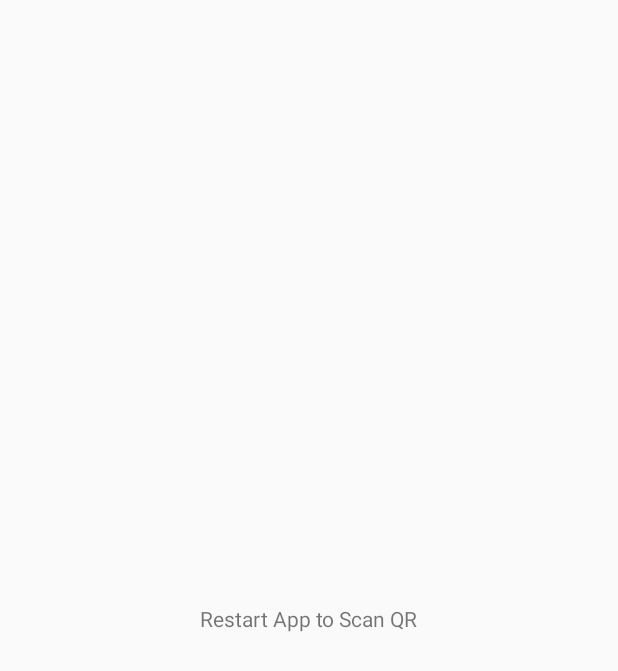
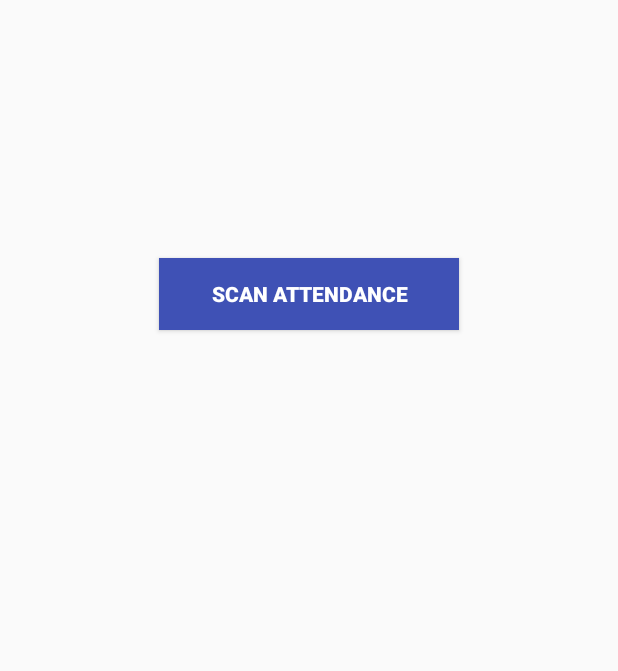
Before and after one commit to yogeshKorkePodar/Yes-Ma-am, an Android app: the screen it shows after launch (MainActivity), on a phone screen of 412 x 824 dp. Before the commit the part shown is almost empty. Shown: the top 671 px of the screen. Run offline under Robolectric (Android 15) with nearby library versions, the phone set to English and light mode, and no system bars.

Commit message:
Initial commit

```diff
--- a/app/src/main/java/com/podar/yesmaam/MainActivity.java
+++ b/app/src/main/java/com/podar/yesmaam/MainActivity.java
@@ -5,21 +5,41 @@ import android.app.AlertDialog;
 import android.content.ActivityNotFoundException;
 import android.content.DialogInterface;
 import android.content.Intent;
+import android.media.AudioManager;
+import android.media.MediaPlayer;
+import android.media.ToneGenerator;
 import android.net.Uri;
 import android.support.v7.app.AppCompatActivity;
 import android.os.Bundle;
 import android.util.Log;
 import android.view.View;
+import android.widget.Toast;
+
+import com.android.volley.Request;
+import com.android.volley.Response;
+import com.android.volley.VolleyError;
+import com.android.volley.VolleyLog;
+import com.android.volley.toolbox.JsonObjectRequest;
+
+import org.json.JSONException;
+import org.json.JSONObject;
 
 public class MainActivity extends Activity {
+    public static Intent intent;
+    private String url = "http://www.betweenus.in/PODARAPP/PodarApp.svc/QrCodeVerificationDetails";
+    public static String client_ID, student_ID, student_name;
     static final String ACTION_SCAN = "com.google.zxing.client.android.SCAN";
+    public static ToneGenerator toneG;
     @Override
     protected void onCreate(Bundle savedInstanceState) {
         super.onCreate(savedInstanceState);
         setContentView(R.layout.activity_main);
 
+        toneG = new ToneGenerator(AudioManager.STREAM_ALARM, 100);
+
+
         try {
-            Intent intent = new Intent(ACTION_SCAN);
+            intent = new Intent(ACTION_SCAN);
             intent.putExtra("SCAN_MODE", "QR_CODE_MODE");
             startActivityForResult(intent, 0);
         } catch (ActivityNotFoundException anfe) {
@@ -62,53 +82,85 @@ public class MainActivity extends Activity {
         if (requestCode == 0) {
             if (resultCode == this.RESULT_OK) {
                 String contents = intent.getStringExtra("SCAN_RESULT");
-                String format = intent.getStringExtra("SCAN_RESULT_FORMAT");
-                Log.d("<<content", contents);
-              /*
-                String []data=contents.split("#");
-                Log.d("Data", data.toString());
-                Log.d("Data length", String.valueOf(data.length));
-                b_title=data[0];
-                Log.d("content", b_title);
-                b_services=data[1];
-                Log.d("content", b_services);
-                post =data[2];
-                Log.d("content", post);
-                _id=data[3];
-                Log.d("content", _id);
-                mobile_no=data[4];
-                Log.d("content", mobile_no);
-                email =data[5];
-                Log.d("content", email);
-                website=data[6];
-                Log.d("content", website);
-                address=data[7];
-                Log.d("content", address);*/
+                Log.d("<<QR content", contents);
 
-               /* if(b_title.isEmpty()==true || b_services.isEmpty()==true || post.isEmpty()==true || _id.isEmpty()==true ||
-                        mobile_no.isEmpty()==true || email.isEmpty()==true || website.isEmpty()==true || address.isEmpty()==true){
-                    Toast toast=Toast.makeText(getActivity().getBaseContext(), "Invalid QR code!", Toast.LENGTH_LONG);
-                    toast.setGravity(Gravity.CENTER,0, 0);
-                    toast.show();
+                String [] data=contents.split("\\|");
+
+                client_ID = data[0];
+                Log.d("<< client_ID", client_ID);
+                student_ID = data[1];
+                Log.d("student_ID", student_ID);
+                student_name =data[2];
+                Log.d("student_name", student_name);
+
+                try{
+                    JSONObject parameters = new JSONObject();
+                    parameters.put("sch_Id",client_ID);
+                    parameters.put("Stu_id",student_ID);
+
+                    makeJsonObjectRequest(parameters);
+
+                }catch (JSONException e){
+                    Log.d("<< JSONException", e.toString());
                 }
-                else{
-                    db=getActivity().openOrCreateDatabase("CARD_DB", Context.MODE_PRIVATE, null);
-                    db.execSQL("CREATE TABLE IF NOT EXISTS cards(b_title VARCHAR,b_services VARCHAR, post VARCHAR, _id VARCHAR, mobile_no VARCHAR, email VARCHAR, website VARCHAR, address VARCHAR);");
-                    db.execSQL("INSERT INTO cards VALUES('"+b_title+"','"+b_services+
-                            "','"+post+"','"+_id+
-                            "','"+mobile_no+"','"+email+
-                            "','"+website+"','"+address+"');");
-                    Log.d("card receive","card store in database");
-
-                    Toast toast = Toast.makeText(getActivity().getBaseContext(),"Profile card received successfully!", Toast.LENGTH_LONG);
-                    toast.setGravity(Gravity.CENTER, 0, 0);
-                    toast.show();
-
-                }*/
 
 
             }
 
         }
     }
+
+    private void makeJsonObjectRequest(JSONObject parameters) {
+
+
+        JsonObjectRequest jsonObjReq = new JsonObjectRequest(Request.Method.POST,
+                url, parameters, new Response.Listener<JSONObject>() {
+
+
+
+            @Override
+            public void onResponse(JSONObject response) {
+                Log.d("<< onResponse", response.toString());
+
+                try {
+                    // Parsing json object response
+                    // response will be a json object
+
+                    String status_code = response.getString("Status");
+                    Log.d("status_code", status_code);
+
+                    String status_message = response.getString("StatusMsg");
+                    Log.d("status_message", status_message);
+
+                    if(status_code.equalsIgnoreCase("1")){
+                        MediaPlayer mp = MediaPlayer.create(getApplicationContext(), R.raw.thankyou);
+                        mp.start();
+
+                        startActivityForResult(intent, 0);
+                    }
+
+
+                } catch (JSONException e) {
+                    e.printStackTrace();
+                    Toast.makeText(getApplicationContext(),
+                            "Error: " + e.getMessage(),
+                            Toast.LENGTH_LONG).show();
+                }
+
+            }
+        }, new Response.ErrorListener() {
+
+            @Override
+            public void onErrorResponse(VolleyError error) {
+                VolleyLog.d("<< onErrorResponse", "Error: " + error.getMessage());
+                Toast.makeText(getApplicationContext(),
+                        error.getMessage(), Toast.LENGTH_SHORT).show();
+                // hide the progress dialog
+
+            }
+        });
+
+        // Adding request to request queue
+        AppController.getInstance().addToRequestQueue(jsonObjReq);
+    }
 }
--- a/app/src/main/res/layout/activity_main.xml
+++ b/app/src/main/res/layout/activity_main.xml
@@ -1,5 +1,5 @@
 <?xml version="1.0" encoding="utf-8"?>
-<android.support.constraint.ConstraintLayout xmlns:android="http://schemas.android.com/apk/res/android"
+<RelativeLayout xmlns:android="http://schemas.android.com/apk/res/android"
     xmlns:app="http://schemas.android.com/apk/res-auto"
     xmlns:tools="http://schemas.android.com/tools"
     android:layout_width="match_parent"
@@ -8,11 +8,27 @@
 
     <TextView
         android:layout_width="wrap_content"
+        android:visibility="gone"
         android:layout_height="wrap_content"
         android:text="Restart App to Scan QR"
         app:layout_constraintBottom_toBottomOf="parent"
         app:layout_constraintLeft_toLeftOf="parent"
         app:layout_constraintRight_toRightOf="parent"
-        app:layout_constraintTop_toTopOf="parent" />
+        app:layout_constraintTop_toTopOf="parent"
+        android:id="@+id/textView" />
 
-</android.support.constraint.ConstraintLayout>
+    <Button
+        android:id="@+id/button"
+        android:onClick="scanQR"
+        android:layout_width="200dp"
+        android:layout_height="wrap_content"
+        android:background="@color/colorPrimary"
+        android:gravity="center"
+        android:text="Scan Attendance"
+        android:textColor="#ffffff"
+        android:textStyle="bold"
+        android:layout_marginTop="172dp"
+        android:layout_below="@+id/textView"
+        android:layout_centerHorizontal="true" />
+
+</RelativeLayout>
```
Also changed, not shown: 1 other file.
